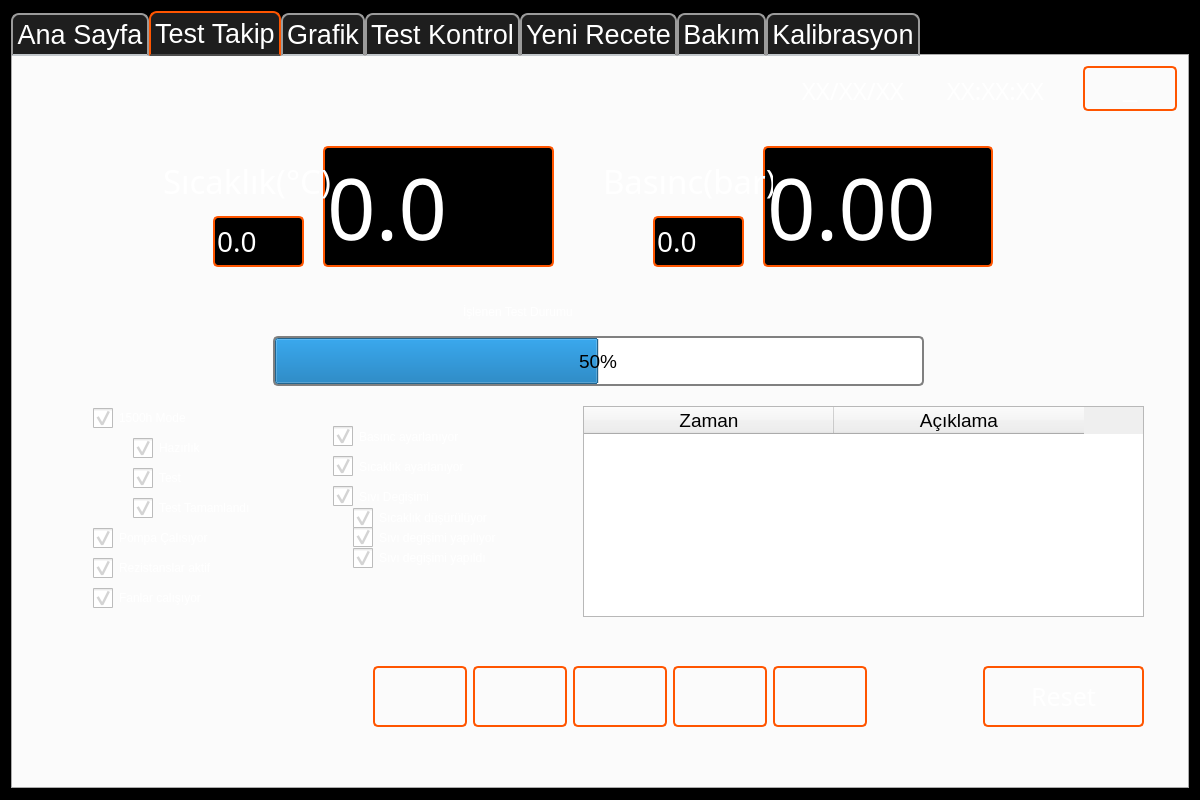
indetails/v1500h, file mainwindow.ui: the form before one commit.
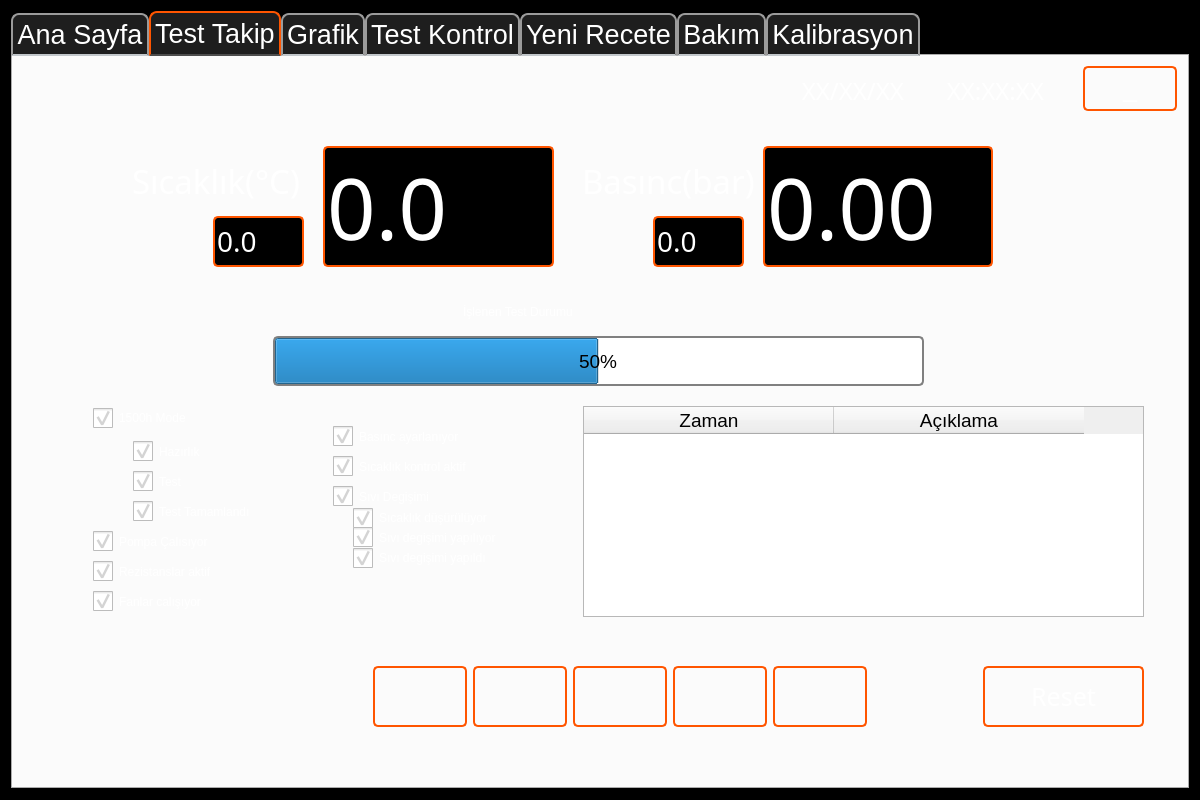
The form after the commit. The open tabs and pages were chosen to show the change. Icons and pictures are not drawn. Custom widgets are drawn as their Qt base class.

Commit message:
[design][debug] 11 subat
Tasarım değişiklikleri yapıldı.
grafik göstermeme hatası giderildi.

```diff
--- a/mainwindow.ui
+++ b/mainwindow.ui
@@ -2963,7 +2963,7 @@
                <rect>
                 <x>10</x>
                 <y>20</y>
-                <width>148</width>
+                <width>161</width>
                 <height>21</height>
                </rect>
               </property>
@@ -2999,7 +2999,7 @@
                <rect>
                 <x>10</x>
                 <y>50</y>
-                <width>156</width>
+                <width>191</width>
                 <height>21</height>
                </rect>
               </property>
@@ -3024,7 +3024,7 @@
 </string>
               </property>
               <property name="text">
-               <string>Sıcaklık ayarlanıyor </string>
+               <string>Sıcaklık kontrol aktif</string>
               </property>
               <property name="checked">
                <bool>true</bool>
@@ -3526,8 +3526,8 @@
                <rect>
                 <x>40</x>
                 <y>30</y>
-                <width>83</width>
-                <height>24</height>
+                <width>111</width>
+                <height>31</height>
                </rect>
               </property>
               <property name="styleSheet">
@@ -3562,8 +3562,8 @@
                <rect>
                 <x>40</x>
                 <y>60</y>
-                <width>58</width>
-                <height>24</height>
+                <width>111</width>
+                <height>31</height>
                </rect>
               </property>
               <property name="styleSheet">
@@ -3598,8 +3598,8 @@
                <rect>
                 <x>40</x>
                 <y>90</y>
-                <width>133</width>
-                <height>24</height>
+                <width>161</width>
+                <height>31</height>
                </rect>
               </property>
               <property name="styleSheet">
@@ -3634,8 +3634,8 @@
                <rect>
                 <x>0</x>
                 <y>120</y>
-                <width>133</width>
-                <height>24</height>
+                <width>171</width>
+                <height>31</height>
                </rect>
               </property>
               <property name="styleSheet">
@@ -3670,8 +3670,8 @@
                <rect>
                 <x>0</x>
                 <y>150</y>
-                <width>137</width>
-                <height>24</height>
+                <width>171</width>
+                <height>31</height>
                </rect>
               </property>
               <property name="styleSheet">
@@ -3706,8 +3706,8 @@
                <rect>
                 <x>0</x>
                 <y>180</y>
-                <width>125</width>
-                <height>24</height>
+                <width>151</width>
+                <height>31</height>
                </rect>
               </property>
               <property name="styleSheet">
@@ -5303,9 +5303,9 @@
          <widget class="QLabel" name="label_34">
           <property name="geometry">
            <rect>
-            <x>130</x>
+            <x>99</x>
             <y>20</y>
-            <width>170</width>
+            <width>181</width>
             <height>69</height>
            </rect>
           </property>
@@ -5444,9 +5444,9 @@
          <widget class="QLabel" name="label_15">
           <property name="geometry">
            <rect>
-            <x>570</x>
+            <x>549</x>
             <y>20</y>
-            <width>170</width>
+            <width>181</width>
             <height>70</height>
            </rect>
           </property>
```
Left out of the diff: 4 changed lines with no effect on the pictures. The commit also changes 3 other files.
